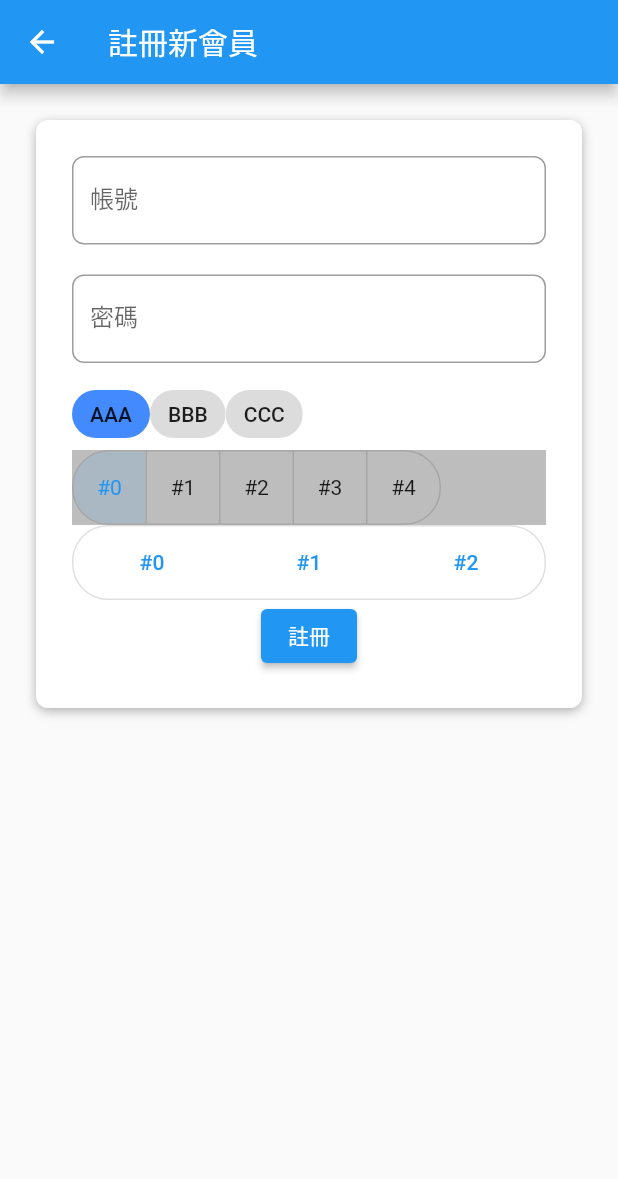
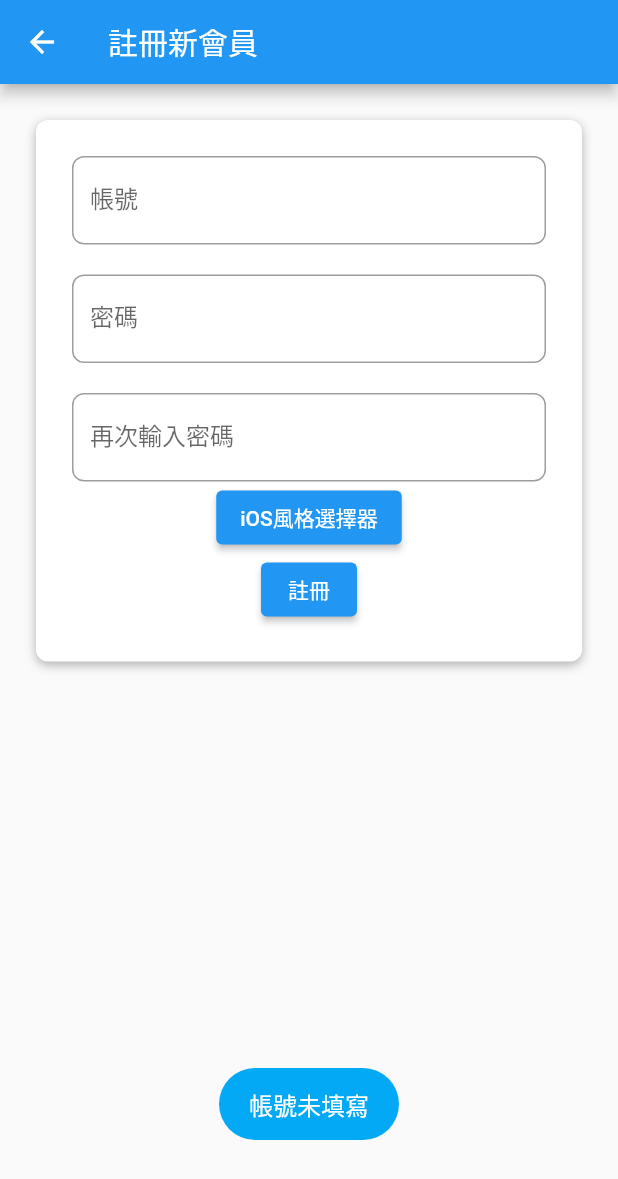
Before and after one commit to mischna09/flutter_helloworld, a Flutter app: the PageRegister screen opened directly, after a tap on "註冊", on a phone screen of 412 x 824 dp. Shown: the top 1179 px of the screen. Run offline on Flutter 3.47's test engine with Material 2 defaults, Android fonts, the phone set to English and light mode, and no system bars; our stand-ins replace dio, fluttertoast.

Commit message:
註冊打到後端

```diff
--- a/lib/PageRegister.dart
+++ b/lib/PageRegister.dart
@@ -1,7 +1,13 @@
+import 'dart:convert';
+
+import 'package:flutter/cupertino.dart';
 import 'package:flutter/gestures.dart';
 import 'package:flutter/material.dart';
 import 'package:helloworld/custom/ExpandToggleButtons.dart';
 import 'package:dio/dio.dart';
+import 'package:fluttertoast/fluttertoast.dart';
+
+import 'dataClass/article.dart';
 
 class PageRegister extends StatefulWidget {
   @override
@@ -13,9 +19,17 @@ class _PageRegisterState extends State<PageRegister>{
 
   final editAccount = TextEditingController();
   final editPassword = TextEditingController();
+  final editPasswordAgain = TextEditingController();
   var dropdownValue = 'ABC';
   var choiceChipValue = 'AAA';
   var toggleButtonValue = 0;
+  var dio = Dio(BaseOptions(
+    baseUrl: "https://c14game.000webhostapp.com/",
+    connectTimeout: 5000,
+    receiveTimeout: 100000,
+    //contentType: Headers.jsonContentType,
+    responseType: ResponseType.plain,
+  ));
 
   @override
   Widget build(BuildContext context) {
@@ -65,7 +79,7 @@ class _PageRegisterState extends State<PageRegister>{
                       ),
                     ),
                     Padding(
-                      padding: const EdgeInsets.only(top: 20,bottom: 10),
+                      padding: const EdgeInsets.only(top: 20),
                       child: TextField(
                         obscureText: true,
                         controller: editPassword,
@@ -77,26 +91,48 @@ class _PageRegisterState extends State<PageRegister>{
                         ),
                       ),
                     ),
-                    Row(
-                      children: [
-                        _choiceChip("AAA",true),
-                        _choiceChip("BBB",false),
-                        _choiceChip("CCC",false),
-                      ],
-                    ),
-                    SizedBox(
-                      width: double.infinity,
-                      child: Container(
-                        decoration: BoxDecoration(
-                          color: Colors.black26,
+                    Padding(
+                      padding: const EdgeInsets.only(top: 20),
+                      child: TextField(
+                        obscureText: true,
+                        controller: editPasswordAgain,
+                        decoration: InputDecoration(
+                            labelText: '再次輸入密碼',
+                            border: OutlineInputBorder(
+                                borderRadius: BorderRadius.circular(8)
+                            )
                         ),
-                        child: _toggleButtons()
                       ),
                     ),
-                    customToggle(),
+                    //customToggle(),
                     ElevatedButton(
                       onPressed: () {
-                        print("文本文字為: ${editAccount.text} | ${editPassword.text}");
+                        showCupertinoModalPopup(
+                            context: context,
+                            semanticsDismissible: true,
+                            builder: (BuildContext context){
+                              return Center(
+                                child: CupertinoPicker(
+                                    itemExtent: 45,
+                                    backgroundColor: Colors.white,
+                                    onSelectedItemChanged: (index){
+                                      print("$index");
+                                    },
+                                    children: [
+                                      Container(color: Colors.lightBlueAccent),
+                                      Container(color: Colors.blueAccent),
+                                      Container(color: Colors.lightBlue),
+                                    ],
+                                ),
+                              );
+                            },
+                        );
+                      },
+                      child: Text("iOS風格選擇器"),
+                    ),
+                    ElevatedButton(
+                      onPressed: () {
+                        btnRegisterOnClick();
                       },
                       child: Text("註冊"),
                     ),
@@ -107,6 +143,63 @@ class _PageRegisterState extends State<PageRegister>{
           ],
         )
       ),
+    );
+  }
+
+  void btnRegisterOnClick(){
+    if(editAccount.text == ''){
+      makeToast("帳號未填寫");
+      return;
+    }
+    if(editAccount.text.length < 6){
+      makeToast("帳號至少要六個字元");
+      return;
+    }
+    if(editPassword.text == ''){
+      makeToast("密碼未填寫");
+      return;
+    }
+    if(editPassword.text.length < 8){
+      makeToast("帳號至少要八個字元");
+      return;
+    }
+    if(editPassword.text != editPasswordAgain.text){
+      makeToast("兩次密碼不相同");
+      return;
+    }
+    makeToast("註冊成功");
+    dioRegister();
+    //關閉葉面
+  }
+
+  Future<void> dioRegister() async {
+    var formData = FormData.fromMap({
+      'account': editAccount.text,
+      'password': editPassword.text,
+    });
+    var response = await dio.post(
+        "flutter/register.php",
+        data: formData
+    );
+    print("原始資料: ${response.data!}");
+    var json = jsonDecode(response.data!);
+    var article = Article.fromJson(json);
+    print("回傳結果: ${article.code}");
+    switch(article.code){
+      case 100: makeToast("失敗100");break;
+      case 200: makeToast("成功200");break;
+    }
+  }
+
+  void makeToast(String msg) {
+    Fluttertoast.showToast(
+        msg: msg,
+        toastLength: Toast.LENGTH_SHORT,
+        gravity: ToastGravity.BOTTOM,
+        timeInSecForIosWeb: 1,
+        backgroundColor: Colors.lightBlue,
+        textColor: Colors.white,
+        fontSize: 16.0
     );
   }
 
--- a/pubspec.yaml
+++ b/pubspec.yaml
@@ -44,6 +44,7 @@ dev_dependencies:
   flutter_launcher_icons: 0.9.0
   json_serializable: ^6.2.0
   build_runner: ^2.1.11
+  fluttertoast: ^8.0.9
 
   # The "flutter_lints" package below contains a set of recommended lints to
   # encourage good coding practices. The lint set provided by the package is
```
Also changed, not shown: pubspec.lock.
